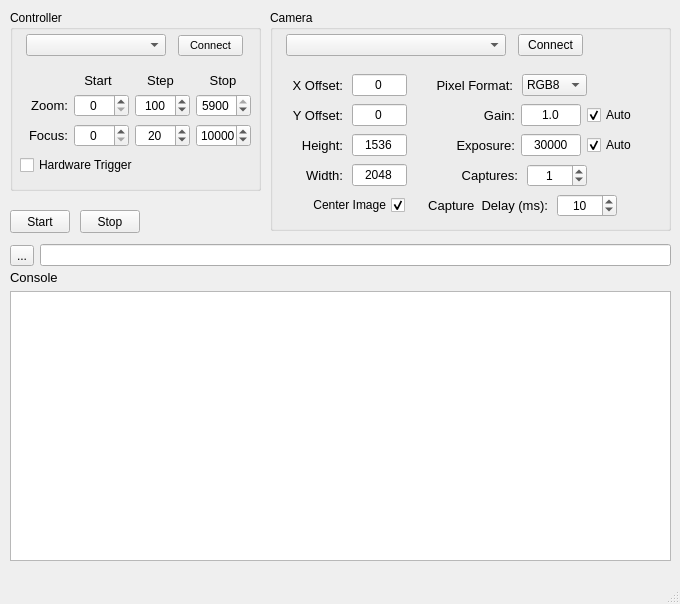
NSWC-Crane/passive_range, file capture_gui/src/capture_gui.ui: the form before one commit.
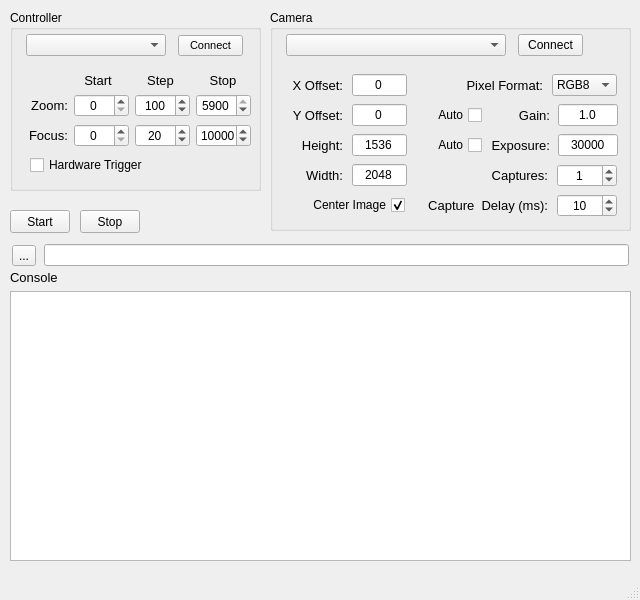
The form after the commit.

Commit message: adding auto gain/exp checkboxes

```diff
--- a/capture_gui/src/capture_gui.ui
+++ b/capture_gui/src/capture_gui.ui
@@ -6,14 +6,14 @@
    <rect>
     <x>0</x>
     <y>0</y>
-    <width>680</width>
-    <height>604</height>
+    <width>640</width>
+    <height>600</height>
    </rect>
   </property>
   <property name="minimumSize">
    <size>
-    <width>680</width>
-    <height>0</height>
+    <width>640</width>
+    <height>600</height>
    </size>
   </property>
   <property name="windowTitle">
@@ -25,7 +25,7 @@
      <rect>
       <x>10</x>
       <y>270</y>
-      <width>661</width>
+      <width>621</width>
       <height>291</height>
      </rect>
     </property>
@@ -77,7 +77,7 @@
      <rect>
       <x>10</x>
       <y>240</y>
-      <width>661</width>
+      <width>621</width>
       <height>31</height>
      </rect>
     </property>
@@ -93,10 +93,16 @@
       <widget class="QLineEdit" name="save_location_tb">
        <property name="minimumSize">
         <size>
-         <width>619</width>
+         <width>585</width>
          <height>0</height>
         </size>
        </property>
+       <property name="maximumSize">
+        <size>
+         <width>585</width>
+         <height>16777215</height>
+        </size>
+       </property>
       </widget>
      </item>
     </layout>
@@ -487,7 +493,7 @@
     <widget class="QWidget" name="horizontalLayoutWidget_15">
      <property name="geometry">
       <rect>
-       <x>10</x>
+       <x>20</x>
        <y>140</y>
        <width>121</width>
        <height>31</height>
@@ -509,7 +515,7 @@
      <rect>
       <x>270</x>
       <y>10</y>
-      <width>401</width>
+      <width>361</width>
       <height>221</height>
      </rect>
     </property>
@@ -580,24 +586,49 @@
     <widget class="QWidget" name="horizontalLayoutWidget_12">
      <property name="geometry">
       <rect>
-       <x>150</x>
+       <x>160</x>
        <y>120</y>
-       <width>219</width>
+       <width>191</width>
        <height>31</height>
       </rect>
      </property>
      <layout class="QHBoxLayout" name="horizontalLayout_12">
+      <item>
+       <widget class="QCheckBox" name="auto_exp">
+        <property name="minimumSize">
+         <size>
+          <width>50</width>
+          <height>0</height>
+         </size>
+        </property>
+        <property name="maximumSize">
+         <size>
+          <width>50</width>
+          <height>16777215</height>
+         </size>
+        </property>
+        <property name="layoutDirection">
+         <enum>Qt::RightToLeft</enum>
+        </property>
+        <property name="text">
+         <string>Auto</string>
+        </property>
+        <property name="checked">
+         <bool>false</bool>
+        </property>
+       </widget>
+      </item>
       <item>
        <widget class="QLabel" name="label_16">
         <property name="minimumSize">
          <size>
-          <width>95</width>
+          <width>60</width>
           <height>0</height>
          </size>
         </property>
         <property name="maximumSize">
          <size>
-          <width>95</width>
+          <width>60</width>
           <height>16777215</height>
          </size>
         </property>
@@ -636,31 +667,6 @@
         </property>
        </widget>
       </item>
-      <item>
-       <widget class="QCheckBox" name="auto_exp">
-        <property name="minimumSize">
-         <size>
-          <width>50</width>
-          <height>0</height>
-         </size>
-        </property>
-        <property name="maximumSize">
-         <size>
-          <width>50</width>
-          <height>16777215</height>
-         </size>
-        </property>
-        <property name="layoutDirection">
-         <enum>Qt::LeftToRight</enum>
-        </property>
-        <property name="text">
-         <string>Auto</string>
-        </property>
-        <property name="checked">
-         <bool>true</bool>
-        </property>
-       </widget>
-      </item>
      </layout>
     </widget>
     <widget class="QWidget" name="horizontalLayoutWidget_8">
@@ -788,7 +794,7 @@
     <widget class="QWidget" name="horizontalLayoutWidget_10">
      <property name="geometry">
       <rect>
-       <x>150</x>
+       <x>180</x>
        <y>60</y>
        <width>171</width>
        <height>31</height>
@@ -914,24 +920,49 @@
     <widget class="QWidget" name="horizontalLayoutWidget_11">
      <property name="geometry">
       <rect>
-       <x>150</x>
+       <x>160</x>
        <y>90</y>
-       <width>219</width>
+       <width>191</width>
        <height>31</height>
       </rect>
      </property>
      <layout class="QHBoxLayout" name="horizontalLayout_11">
+      <item>
+       <widget class="QCheckBox" name="auto_gain">
+        <property name="minimumSize">
+         <size>
+          <width>50</width>
+          <height>0</height>
+         </size>
+        </property>
+        <property name="maximumSize">
+         <size>
+          <width>50</width>
+          <height>16777215</height>
+         </size>
+        </property>
+        <property name="layoutDirection">
+         <enum>Qt::RightToLeft</enum>
+        </property>
+        <property name="text">
+         <string>Auto</string>
+        </property>
+        <property name="checked">
+         <bool>false</bool>
+        </property>
+       </widget>
+      </item>
       <item>
        <widget class="QLabel" name="label_15">
         <property name="minimumSize">
          <size>
-          <width>95</width>
+          <width>60</width>
           <height>0</height>
          </size>
         </property>
         <property name="maximumSize">
          <size>
-          <width>95</width>
+          <width>60</width>
           <height>16777215</height>
          </size>
         </property>
@@ -970,31 +1001,6 @@
         </property>
        </widget>
       </item>
-      <item>
-       <widget class="QCheckBox" name="auto_gain">
-        <property name="minimumSize">
-         <size>
-          <width>50</width>
-          <height>0</height>
-         </size>
-        </property>
-        <property name="maximumSize">
-         <size>
-          <width>50</width>
-          <height>16777215</height>
-         </size>
-        </property>
-        <property name="layoutDirection">
-         <enum>Qt::LeftToRight</enum>
-        </property>
-        <property name="text">
-         <string>Auto</string>
-        </property>
-        <property name="checked">
-         <bool>true</bool>
-        </property>
-       </widget>
-      </item>
      </layout>
     </widget>
     <widget class="QWidget" name="horizontalLayoutWidget_3">
@@ -1047,7 +1053,7 @@
     <widget class="QWidget" name="horizontalLayoutWidget_14">
      <property name="geometry">
       <rect>
-       <x>150</x>
+       <x>180</x>
        <y>150</y>
        <width>171</width>
        <height>31</height>
```
Left out of the diff: 2 changed lines with no effect on the pictures. The commit also changes 2 other files.
